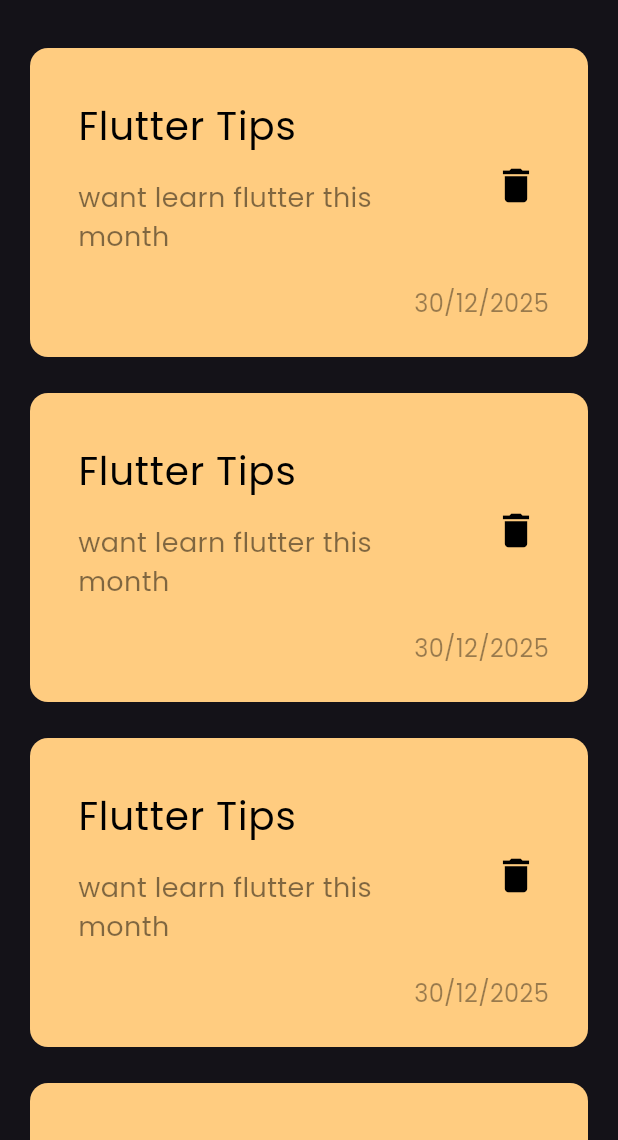
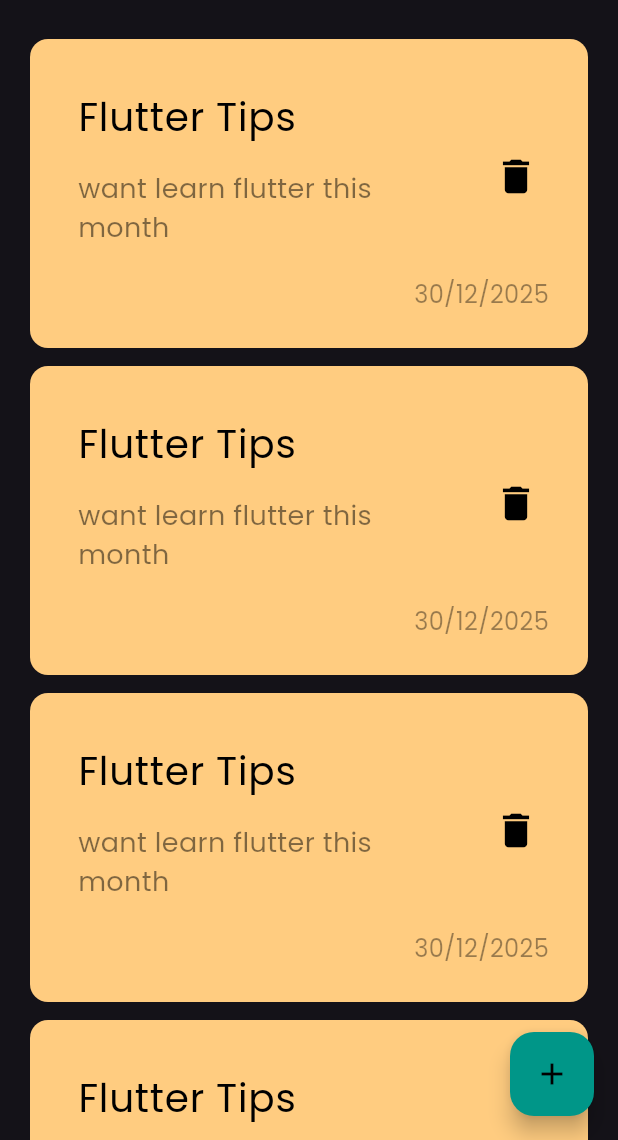
Before and after one commit to MohamedElhadidy7/notes_App, a Flutter app: the screen it shows after launch, on a phone screen of 412 x 824 dp, the part 96-1236 px from its top. Run offline on Flutter 3.47's test engine with Material 3 defaults, Android fonts, the phone set to English and light mode, and no system bars.

Commit message:
add floating action button

```diff
--- a/lib/views/Widgets/Notes_List_View.dart
+++ b/lib/views/Widgets/Notes_List_View.dart
@@ -10,7 +10,7 @@ class NotesListView extends StatelessWidget {
       child: ListView.builder(
         itemCount: 4,
         itemBuilder: (context, index) => Padding(
-          padding: const EdgeInsets.symmetric(vertical: 12),
+          padding: const EdgeInsets.symmetric(vertical: 6),
           child: NoteItem(),
         ),
       ),
--- a/lib/views/Widgets/Notes_View_body.dart
+++ b/lib/views/Widgets/Notes_View_body.dart
@@ -1,6 +1,6 @@
 import 'package:flutter/material.dart';
 import 'package:noteapptharwat/views/Widgets/Custom_appBar.dart';
-import 'package:noteapptharwat/views/Widgets/Custom_note_item.dart';
+
 import 'package:noteapptharwat/views/Widgets/Notes_List_View.dart';
 
 class NotesViewBody extends StatelessWidget {
--- a/lib/views/notes_view.dart
+++ b/lib/views/notes_view.dart
@@ -6,8 +6,16 @@ class Notes_view extends StatelessWidget {
 
   @override
   Widget build(BuildContext context) {
-    return const Scaffold(
+    return Scaffold(
       body: NotesViewBody(),
+      floatingActionButton: FloatingActionButton(
+        backgroundColor: Colors.teal,
+        onPressed: () {},
+        child: Icon(
+          Icons.add,
+          color: Colors.black,
+        ),
+      ),
     );
   }
 }
```
